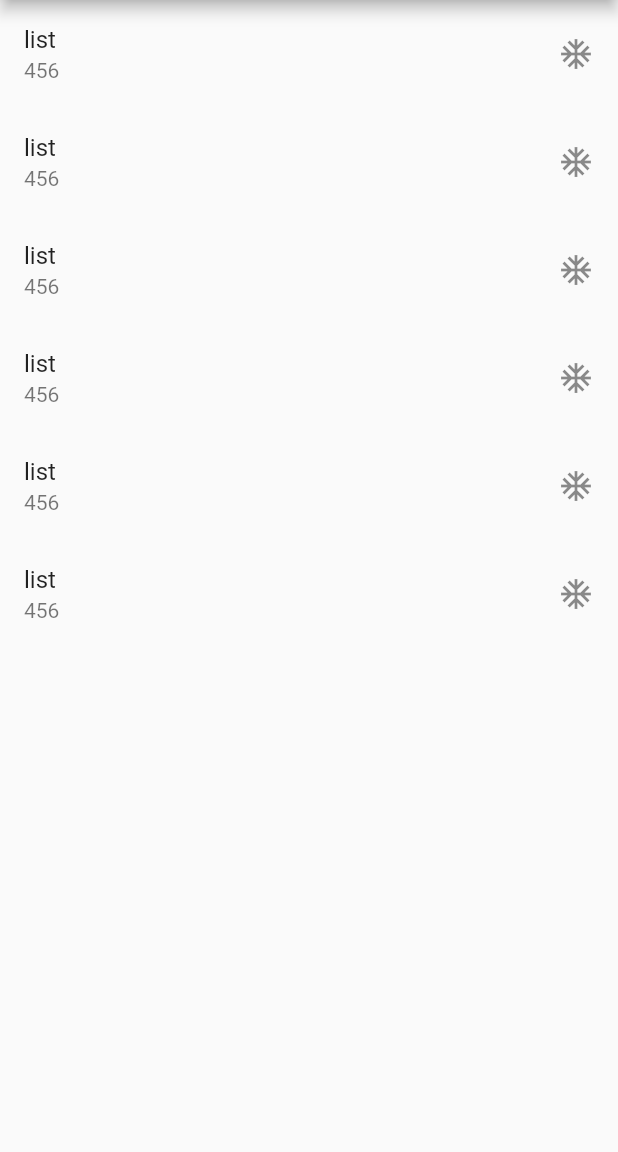
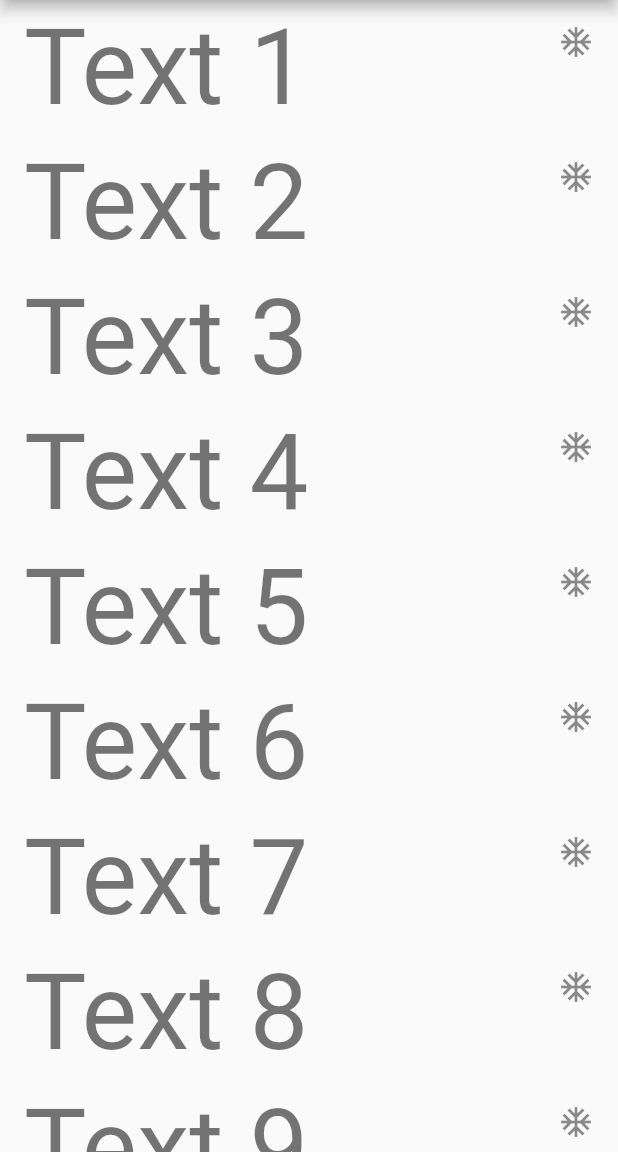
Before and after one commit to devrimma/splash-screen, a Flutter app: the screen it shows after launch, on a phone screen of 412 x 824 dp, the part 84-1236 px from its top. Run offline on Flutter 3.47's test engine with Material 2 defaults, Android fonts, the phone set to English and light mode, and no system bars.

Commit message:
fixed static information

```diff
--- /dev/null
+++ b/lib/data/test.dart
@@ -0,0 +1,13 @@
+class TestList {
+  final List<String> list = [
+    "Text 1",
+    "Text 2",
+    "Text 3",
+    "Text 4",
+    "Text 5",
+    "Text 6",
+    "Text 7",
+    "Text 8",
+    "Text 9",
+  ];
+}
--- a/lib/screens/home/components/body.dart
+++ b/lib/screens/home/components/body.dart
@@ -1,4 +1,5 @@
 import 'package:flutter/material.dart';
+import 'package:splash_screen/data/test.dart';
 
 class MainBody extends StatefulWidget {
   @override
@@ -11,14 +12,14 @@ class _MainBodyState extends State<MainBody> {
   Widget build(BuildContext context) {
     return Container(
       child: ListView.builder(
-        itemCount: 6,
-        itemBuilder: (context, index) {
+        itemCount: TestList().list.length,
+        itemBuilder: (_, index) {
           return ListTile(
-            onTap: () {
-              print(index);
-            },
-            title: Text('list'),
-            subtitle: Text("456"),
+            subtitle: Text(
+                TestList().list[index],
+              style: TextStyle(fontSize: 70),
+            ),
+            onTap: () {print("${index+1} ${TestList().list[index]}");},
             trailing: Icon(
               Icons.ac_unit_outlined,
             ),
@@ -29,3 +30,6 @@ class _MainBodyState extends State<MainBody> {
     );
   }
 }
+// (_, index) => Text(
+// TestList().list[index],
+// style: TextStyle(fontSize: 50),
```
